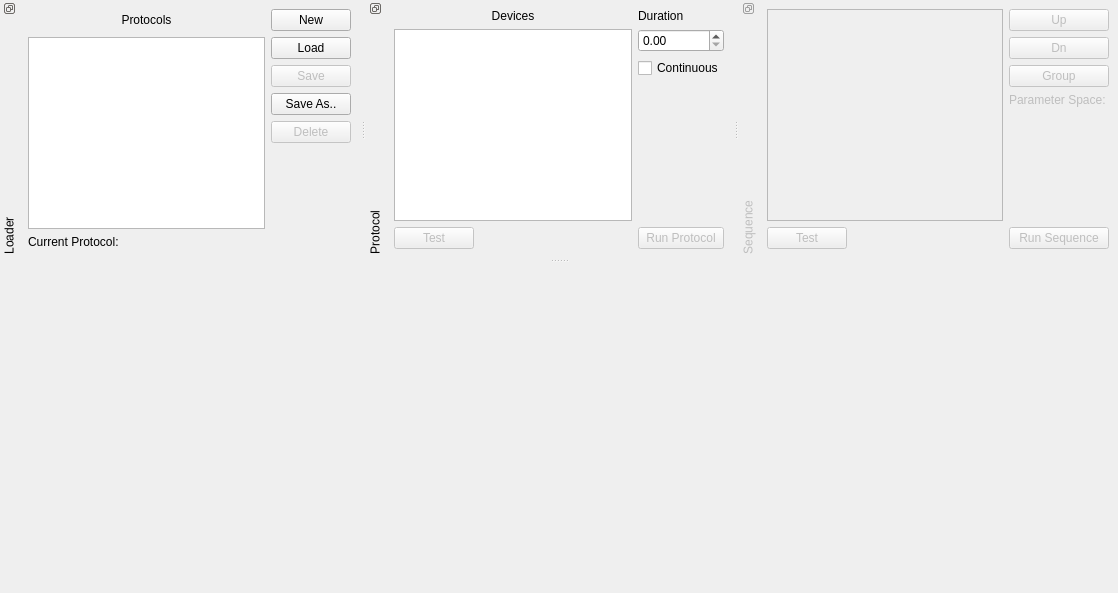
Above: lib/modules/ProtocolRunner/ProtocolRunnerTemplate.ui from acq4/acq4 before the change. Below: the same form after it.
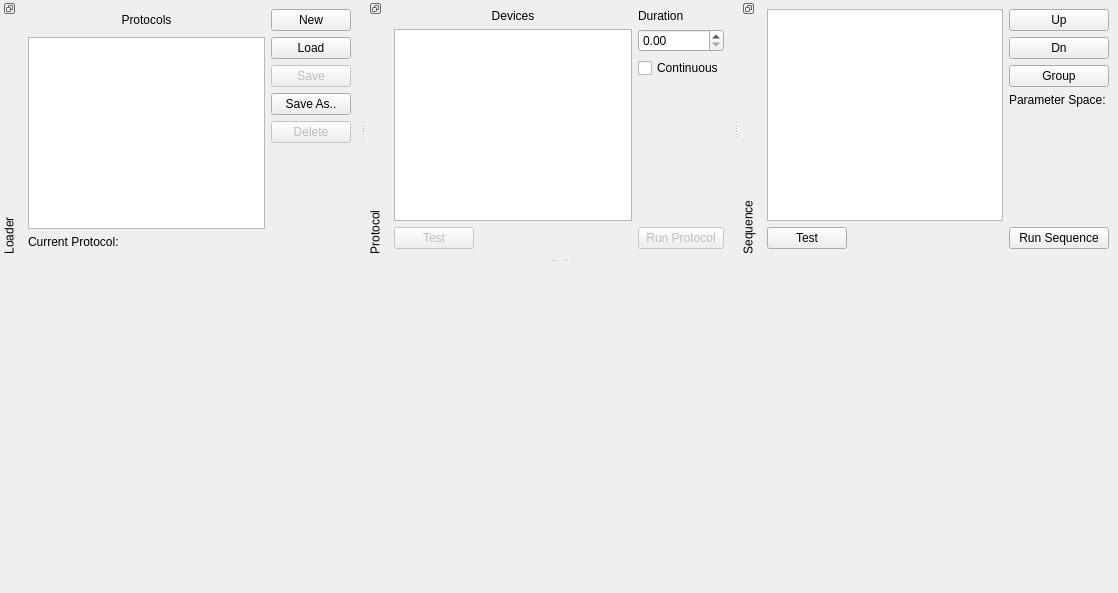
That is the form after the change.

```diff
--- a/lib/modules/ProtocolRunner/ProtocolRunnerTemplate.ui
+++ b/lib/modules/ProtocolRunner/ProtocolRunnerTemplate.ui
@@ -224,7 +224,7 @@
   </widget>
   <widget class="QDockWidget" name="SequenceDock" >
    <property name="enabled" >
-    <bool>false</bool>
+    <bool>true</bool>
    </property>
    <property name="features" >
     <set>QDockWidget::DockWidgetFloatable|QDockWidget::DockWidgetMovable|QDockWidget::DockWidgetVerticalTitleBar</set>
```
Left out of the diff: 39 changed lines with no effect on the pictures.
